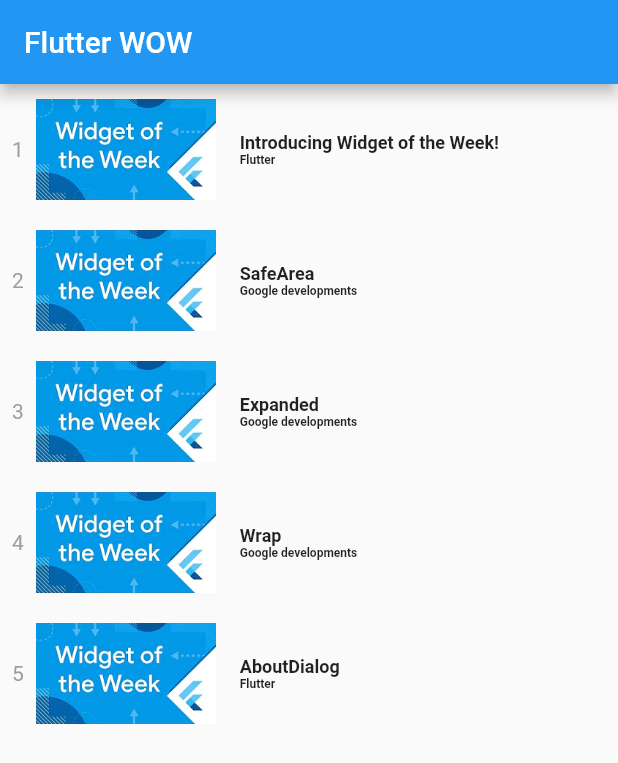
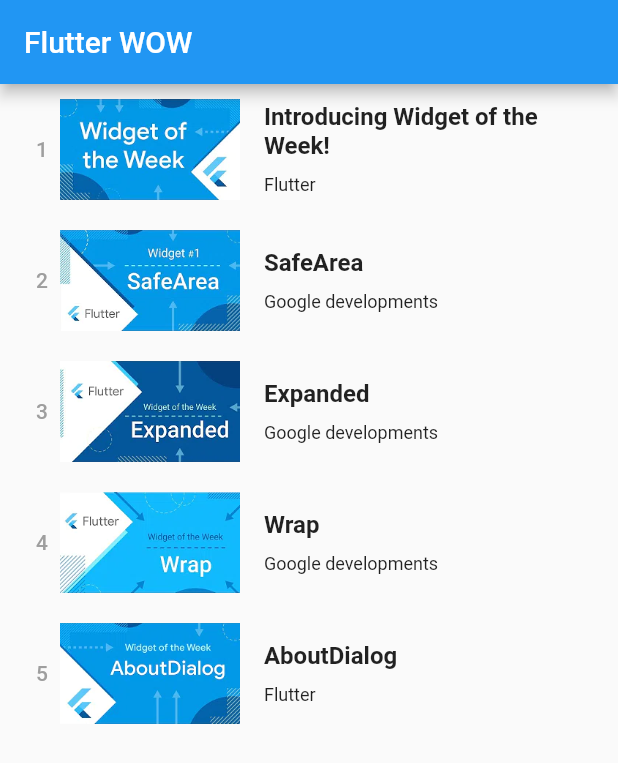
Before and after one commit to shiqizhenyes/WOW, a Flutter app: the screen it shows after launch, on a phone screen of 412 x 824 dp. Shown: the top 763 px of the screen. Run offline on Flutter 3.47's test engine with Material 2 defaults, Android fonts, the phone set to English and light mode, and no system bars.

Commit message:
一次稳定的提交 (#3)
* 修复之前修改导致的布局变形

* 修复之前修改导致的布局变形 (#1)

* add Hero animation

* 添加FlatButton，移除Gestuter

```diff
--- a/lib/Introduction.dart
+++ b/lib/Introduction.dart
@@ -28,9 +28,12 @@ class IntroductionState extends State<Introduction> {
             EdgeInsets.only(left: 16.0, top: 20.0, right: 16.0, bottom: 20.0),
         child: ListView(
           children: <Widget>[
-            Image.asset(
-              "assets/images/index.webp",
-              fit: BoxFit.contain,
+            Hero(
+              tag: "hero0",
+              child: Image.asset(
+                "assets/images/index.webp",
+                fit: BoxFit.contain,
+              ),
             ),
             Divider(),
             Text(
--- a/lib/main.dart
+++ b/lib/main.dart
@@ -54,6 +54,7 @@ class _MyHomePageState extends State<MyHomePage> {
   ];
 
   var subtitles = <String>["Flutter", "Google developments"];
+  List<int> subtitlesIndex = [0, 1, 1, 1, 0];
 
   List<WidgetModel> widgetModels = List();
 
@@ -111,31 +112,16 @@ class _MyHomePageState extends State<MyHomePage> {
   @override
   void initState() {
     super.initState();
-    this.widgetModels.add(WidgetModel(
-          image: widgetImages[0],
-          title: titles[0],
-          subtitle: subtitles[0],
-        ));
-    this.widgetModels.add(WidgetModel(
-          image: widgetImages[1],
-          title: titles[1],
-          subtitle: subtitles[1],
-        ));
-    this.widgetModels.add(WidgetModel(
-          image: widgetImages[2],
-          title: titles[2],
-          subtitle: subtitles[1],
-        ));
-    this.widgetModels.add(WidgetModel(
-          image: widgetImages[3],
-          title: titles[3],
-          subtitle: subtitles[1],
-        ));
-    this.widgetModels.add(WidgetModel(
-          image: widgetImages[4],
-          title: titles[4],
-          subtitle: subtitles[0],
-        ));
+
+    for (int i = 0; i < widgetImages.length; i++) {
+      this.widgetModels.add(
+            WidgetModel(
+              image: widgetImages[i],
+              title: titles[i],
+              subtitle: subtitles[subtitlesIndex[i]],
+            ),
+          );
+    }
   }
 
   @override
@@ -147,11 +133,9 @@ class _MyHomePageState extends State<MyHomePage> {
       body: Container(
         child: ListView.builder(
           itemBuilder: (context, int index) {
-            return Ink(
-              child: InkWell(
-                onTap: () => _onPressed(index),
-                child: _buildListElement(index),
-              ),
+            return FlatButton(
+              child: _buildListElement(index),
+              onPressed: () => _onPressed(index),
             );
           },
           itemCount: widgetImages.length,
@@ -172,29 +156,31 @@ class _MyHomePageState extends State<MyHomePage> {
               style: TextStyle(fontSize: 14, color: Colors.grey),
             ),
           ),
-          Image.asset(
-            // this.widgetModels[index].image,
-            "assets/images/index.webp",
-            width: 120,
-            // fit: BoxFit.fitWidth,
-            fit: BoxFit.contain,
+          Hero(
+            tag: "hero" + index.toString(),
+            child: Image.asset(
+              this.widgetModels[index].image,
+              width: 120,
+              fit: BoxFit.contain,
+            ),
           ),
           Expanded(
             child: Column(
               crossAxisAlignment: CrossAxisAlignment.start,
               children: <Widget>[
                 Padding(
-                  padding: EdgeInsets.only(left: 16.0),
+                  padding: EdgeInsets.only(left: 16.0, bottom: 10.0),
+
                   child: Text(
                     this.widgetModels[index].title,
-                    style: TextStyle(fontWeight: FontWeight.bold, fontSize: 12),
+                    style: TextStyle(fontWeight: FontWeight.bold, fontSize: 16),
                   ),
                 ),
                 Padding(
                   padding: EdgeInsets.only(left: 16.0),
                   child: Text(
                     this.widgetModels[index].subtitle,
-                    style: TextStyle(fontWeight: FontWeight.bold, fontSize: 8),
+                    style: TextStyle(fontWeight: FontWeight.w400, fontSize: 12),
                   ),
                 )
               ],
```
